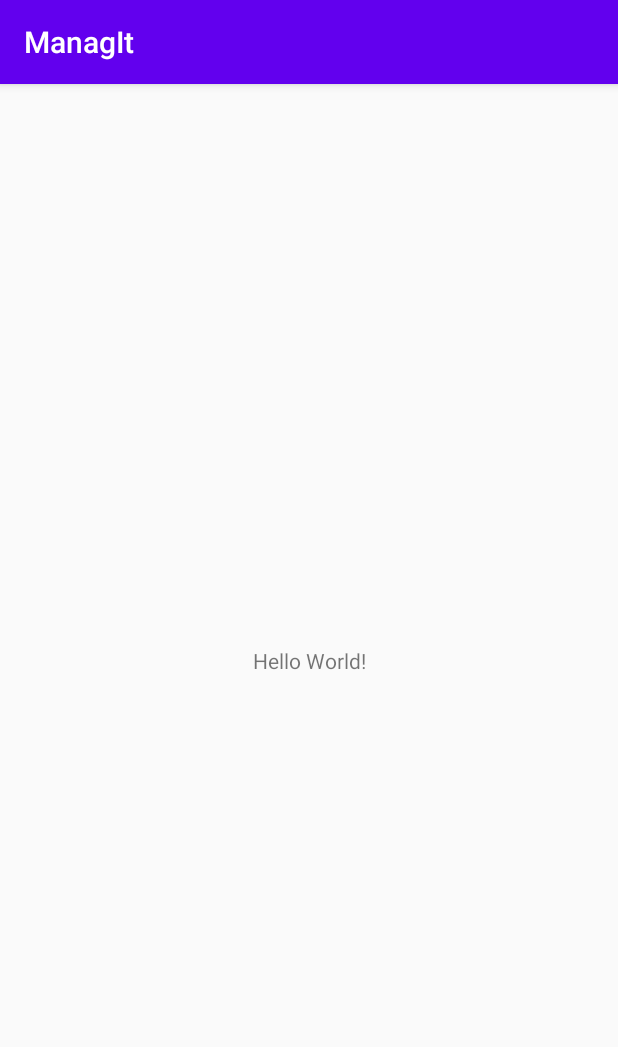
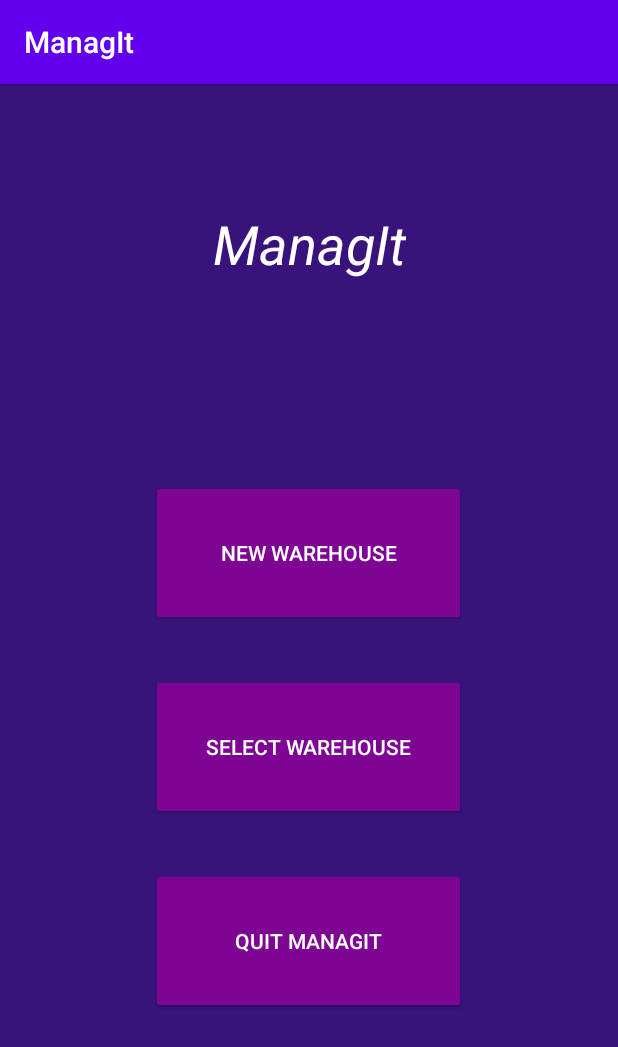
Before and after one commit to Eciric/ManagIt, an Android app: the screen it shows after launch (MainActivity), on a phone screen of 412 x 824 dp. Shown: the top 1047 px of the screen. Run offline under Robolectric (Android 15) with nearby library versions, the light colour scheme and no system bars.

Commit message:
Update activity_main.xml
GUI Concepts

```diff
--- a/app/src/main/res/layout/activity_main.xml
+++ b/app/src/main/res/layout/activity_main.xml
@@ -4,15 +4,61 @@
     xmlns:tools="http://schemas.android.com/tools"
     android:layout_width="match_parent"
     android:layout_height="match_parent"
+    android:background="#39137C"
     tools:context=".MainActivity">
 
+    <Button
+        android:id="@+id/button"
+        android:layout_width="210dp"
+        android:layout_height="97dp"
+        android:layout_marginBottom="32dp"
+        android:backgroundTint="#7E0593"
+        android:text="New Warehouse"
+        android:textColor="#FFFFFF"
+        app:layout_constraintBottom_toTopOf="@+id/button2"
+        app:layout_constraintEnd_toEndOf="parent"
+        app:layout_constraintHorizontal_bias="0.497"
+        app:layout_constraintStart_toStartOf="parent" />
+
+    <Button
+        android:id="@+id/button3"
+        android:layout_width="210dp"
+        android:layout_height="97dp"
+        android:layout_marginBottom="148dp"
+        android:backgroundTint="#7E0593"
+        android:text="Quit ManagIt"
+        android:textColor="#FFFFFF"
+        app:layout_constraintBottom_toBottomOf="parent"
+        app:layout_constraintEnd_toEndOf="parent"
+        app:layout_constraintHorizontal_bias="0.497"
+        app:layout_constraintStart_toStartOf="parent" />
+
+    <Button
+        android:id="@+id/button2"
+        android:layout_width="210dp"
+        android:layout_height="97dp"
+        android:layout_marginBottom="32dp"
+        android:backgroundTint="#7E0593"
+        android:text="Select Warehouse"
+        android:textColor="#FFFFFF"
+        app:layout_constraintBottom_toTopOf="@+id/button3"
+        app:layout_constraintEnd_toEndOf="parent"
+        app:layout_constraintHorizontal_bias="0.497"
+        app:layout_constraintStart_toStartOf="parent" />
+
     <TextView
+        android:id="@+id/textView"
         android:layout_width="wrap_content"
         android:layout_height="wrap_content"
-        android:text="Hello World!"
-        app:layout_constraintBottom_toBottomOf="parent"
-        app:layout_constraintLeft_toLeftOf="parent"
-        app:layout_constraintRight_toRightOf="parent"
+        android:layout_marginTop="76dp"
+        android:layout_marginBottom="128dp"
+        android:text="ManagIt"
+        android:textColor="#FFFFFF"
+        android:textSize="36sp"
+        android:textStyle="italic"
+        app:layout_constraintBottom_toTopOf="@+id/button"
+        app:layout_constraintEnd_toEndOf="parent"
+        app:layout_constraintStart_toStartOf="parent"
         app:layout_constraintTop_toTopOf="parent" />
 
 </androidx.constraintlayout.widget.ConstraintLayout>
```
